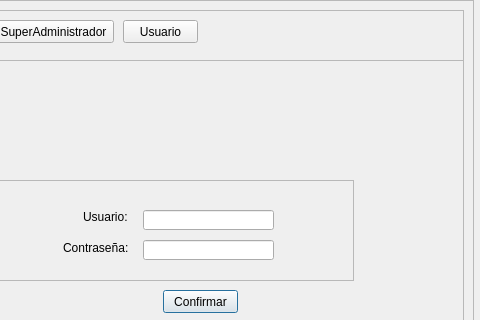
Before: the Qt Designer form view/login.ui in lgsilvestre/G3_Metodologia_2_2021, drawn with Qt 5; both pictures show x 137 to 617 and y 0 to 320 of the 617 by 519 pixel window.
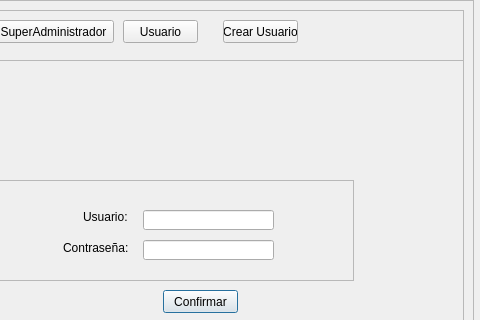
After: the same form once the commit is applied.

Commit message: Creacion de interfaz para creación de usuario

Patch:
```diff
--- a/view/login.ui
+++ b/view/login.ui
@@ -176,6 +176,19 @@
       <string>Administrador</string>
      </property>
     </widget>
+    <widget class="QPushButton" name="pushButton">
+     <property name="geometry">
+      <rect>
+       <x>340</x>
+       <y>10</y>
+       <width>75</width>
+       <height>23</height>
+      </rect>
+     </property>
+     <property name="text">
+      <string>Crear Usuario</string>
+     </property>
+    </widget>
    </widget>
   </widget>
  </widget>
```
The commit also changes 10 other files.
